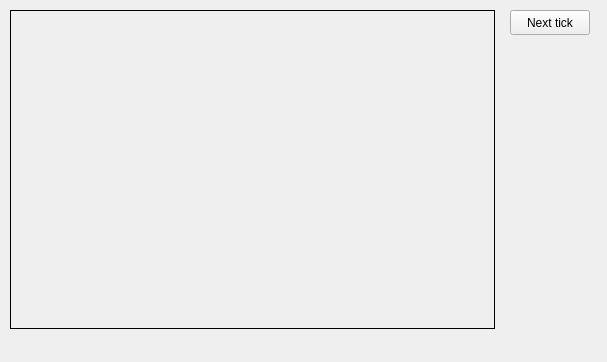
Old version of the form mainwindow.ui in the repository EVE-Team/simulation.
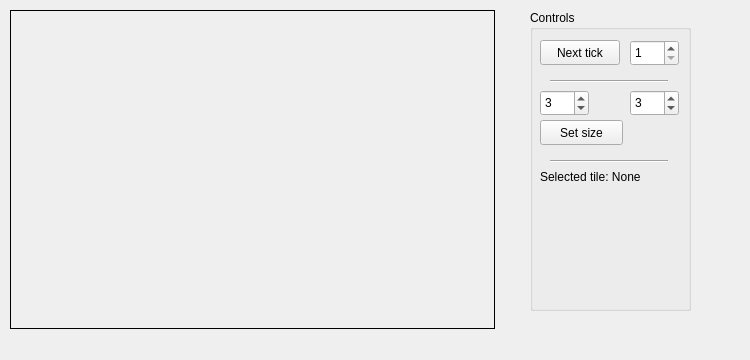
New version of the form.

Diff of the .ui file:
```diff
--- a/mainwindow.ui
+++ b/mainwindow.ui
@@ -6,8 +6,8 @@
    <rect>
     <x>0</x>
     <y>0</y>
-    <width>607</width>
-    <height>362</height>
+    <width>750</width>
+    <height>360</height>
    </rect>
   </property>
   <property name="windowTitle">
@@ -33,24 +33,146 @@
      <string/>
     </property>
    </widget>
-   <widget class="QPushButton" name="btnTick">
+   <widget class="QGroupBox" name="grControls">
     <property name="geometry">
      <rect>
-      <x>510</x>
+      <x>530</x>
       <y>10</y>
-      <width>80</width>
-      <height>25</height>
+      <width>161</width>
+      <height>301</height>
      </rect>
     </property>
-    <property name="sizePolicy">
-     <sizepolicy hsizetype="Fixed" vsizetype="Fixed">
-      <horstretch>0</horstretch>
-      <verstretch>0</verstretch>
-     </sizepolicy>
+    <property name="title">
+     <string>Controls</string>
     </property>
-    <property name="text">
-     <string>Next tick</string>
-    </property>
+    <widget class="QPushButton" name="btnTick">
+     <property name="geometry">
+      <rect>
+       <x>10</x>
+       <y>30</y>
+       <width>80</width>
+       <height>25</height>
+      </rect>
+     </property>
+     <property name="sizePolicy">
+      <sizepolicy hsizetype="Fixed" vsizetype="Fixed">
+       <horstretch>0</horstretch>
+       <verstretch>0</verstretch>
+      </sizepolicy>
+     </property>
+     <property name="text">
+      <string>Next tick</string>
+     </property>
+    </widget>
+    <widget class="QSpinBox" name="spnTickCount">
+     <property name="geometry">
+      <rect>
+       <x>100</x>
+       <y>30</y>
+       <width>49</width>
+       <height>26</height>
+      </rect>
+     </property>
+     <property name="minimum">
+      <number>1</number>
+     </property>
+     <property name="maximum">
+      <number>1000</number>
+     </property>
+    </widget>
+    <widget class="Line" name="line">
+     <property name="geometry">
+      <rect>
+       <x>20</x>
+       <y>70</y>
+       <width>118</width>
+       <height>3</height>
+      </rect>
+     </property>
+     <property name="orientation">
+      <enum>Qt::Horizontal</enum>
+     </property>
+    </widget>
+    <widget class="QSpinBox" name="spnWidth">
+     <property name="geometry">
+      <rect>
+       <x>10</x>
+       <y>80</y>
+       <width>49</width>
+       <height>26</height>
+      </rect>
+     </property>
+     <property name="minimum">
+      <number>1</number>
+     </property>
+     <property name="maximum">
+      <number>500</number>
+     </property>
+     <property name="value">
+      <number>3</number>
+     </property>
+    </widget>
+    <widget class="QSpinBox" name="spnHeight">
+     <property name="geometry">
+      <rect>
+       <x>100</x>
+       <y>80</y>
+       <width>49</width>
+       <height>26</height>
+      </rect>
+     </property>
+     <property name="minimum">
+      <number>1</number>
+     </property>
+     <property name="maximum">
+      <number>500</number>
+     </property>
+     <property name="value">
+      <number>3</number>
+     </property>
+    </widget>
+    <widget class="QPushButton" name="btnResize">
+     <property name="geometry">
+      <rect>
+       <x>10</x>
+       <y>110</y>
+       <width>83</width>
+       <height>25</height>
+      </rect>
+     </property>
+     <property name="text">
+      <string>Set size</string>
+     </property>
+    </widget>
+    <widget class="Line" name="line_2">
+     <property name="geometry">
+      <rect>
+       <x>20</x>
+       <y>150</y>
+       <width>118</width>
+       <height>3</height>
+      </rect>
+     </property>
+     <property name="orientation">
+      <enum>Qt::Horizontal</enum>
+     </property>
+    </widget>
+    <widget class="QLabel" name="lblTileInfo">
+     <property name="geometry">
+      <rect>
+       <x>10</x>
+       <y>160</y>
+       <width>141</width>
+       <height>81</height>
+      </rect>
+     </property>
+     <property name="text">
+      <string>Selected tile: None</string>
+     </property>
+     <property name="alignment">
+      <set>Qt::AlignLeading|Qt::AlignLeft|Qt::AlignTop</set>
+     </property>
+    </widget>
    </widget>
   </widget>
  </widget>
```
